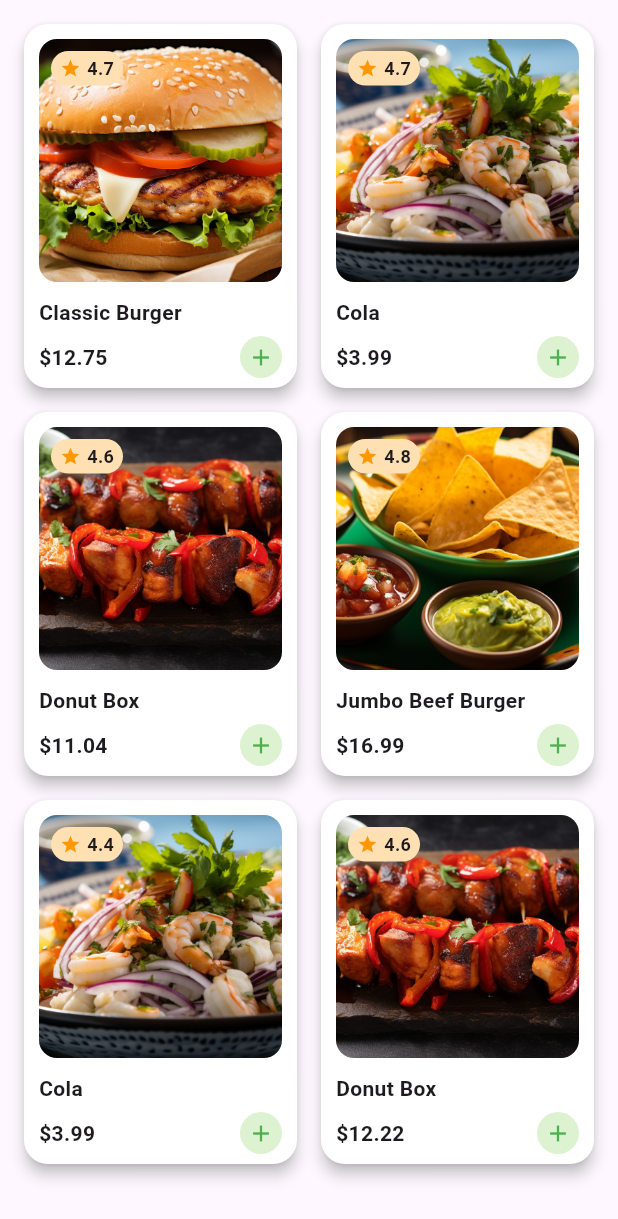
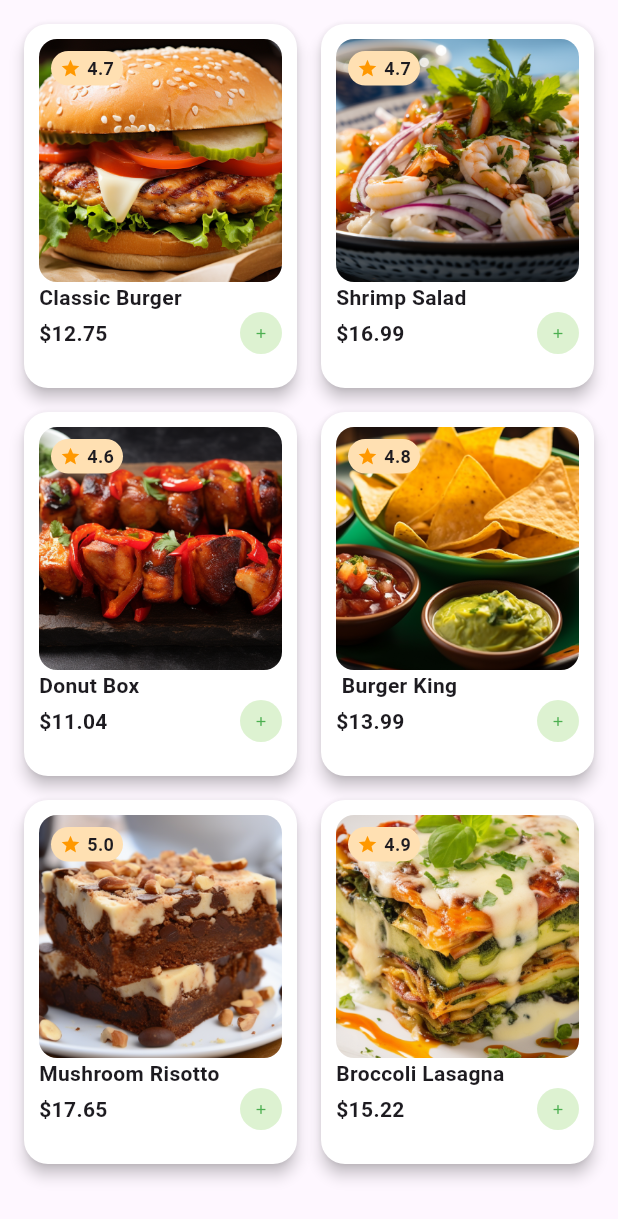
Before and after one commit to duyanh0206/food_order_app, a Flutter app: the MenuBestSeller widget shown alone on an empty page, opened directly, on a phone screen of 412 x 824 dp. Shown: the top 1219 px of the screen. Run offline on Flutter 3.47's test engine with Material 3 defaults, Android fonts, the light colour scheme and no system bars; our stand-ins replace rive, shared_preferences, sqflite; accounts and stored records are empty.

Commit message:
new commit

```diff
--- /dev/null
+++ b/food_order_app/devtools_options.yaml
@@ -0,0 +1,3 @@
+description: This file stores settings for Dart & Flutter DevTools.
+documentation: https://docs.flutter.dev/tools/devtools/extensions#configure-extension-enablement-states
+extensions:
--- a/food_order_app/lib/screens/cart/cart_screen.dart
+++ b/food_order_app/lib/screens/cart/cart_screen.dart
@@ -1,12 +1,12 @@
 import 'package:flutter/material.dart';
+
+import 'cart_from.dart';
 
 class CartScreen extends StatelessWidget {
   const CartScreen({super.key});
 
   @override
   Widget build(BuildContext context) {
-    return Scaffold(
-      body: Center(child: Text('Cart Screen', style: TextStyle(fontSize: 24))),
-    );
+    return CartFrom();
   }
 }
--- a/food_order_app/lib/screens/home/home_form.dart
+++ b/food_order_app/lib/screens/home/home_form.dart
@@ -137,7 +137,6 @@ class _HomeFormState extends State<HomeForm> {
                 padding: const EdgeInsets.symmetric(horizontal: 24),
                 child: FoodMenuTabs(),
               ),
-              const SizedBox(height: 16),
               // Best Seller Section
               Padding(
                 padding: const EdgeInsets.symmetric(horizontal: 24),
--- a/food_order_app/lib/screens/home/menu_best_seller.dart
+++ b/food_order_app/lib/screens/home/menu_best_seller.dart
@@ -1,9 +1,21 @@
 import 'package:flutter/material.dart';
 
-class MenuBestSeller extends StatelessWidget {
-  const MenuBestSeller({super.key});
+// Product Model
+class Product {
+  final String name;
+  final double price;
+  final double rating;
+  final String image;
 
-  final List<Product> products = const [
+  const Product({
+    required this.name,
+    required this.price,
+    required this.rating,
+    required this.image,
+  });
+}
+
+const List<Product> products = [
   Product(
     name: 'Classic Burger',
     price: 12.75,
@@ -11,8 +23,8 @@ class MenuBestSeller extends StatelessWidget {
     image: 'assets/images/burger.png',
   ),
   Product(
-      name: 'Cola',
-      price: 3.99,
+    name: 'Shrimp Salad',
+    price: 16.99,
     rating: 4.7,
     image: 'assets/images/salad.png',
   ),
@@ -23,35 +35,37 @@ class MenuBestSeller extends StatelessWidget {
     image: 'assets/images/meal.png',
   ),
   Product(
-      name: 'Jumbo Beef Burger',
-      price: 16.99,
+    name: ' Burger King',
+    price: 13.99,
     rating: 4.8,
     image: 'assets/images/snack.png',
   ),
   Product(
-      name: 'Cola',
-      price: 3.99,
-      rating: 4.4,
-      image: 'assets/images/salad.png',
+    name: 'Mushroom Risotto',
+    price: 17.65,
+    rating: 5,
+    image: 'assets/images/chocolate_brownie.png',
   ),
   Product(
-      name: 'Donut Box',
-      price: 12.22,
-      rating: 4.6,
-      image: 'assets/images/meal.png',
+    name: 'Broccoli Lasagna',
+    price: 15.22,
+    rating: 4.9,
+    image: 'assets/images/broccoli_lasagna.png',
   ),
 ];
+
+// Menu Best Seller Widget
+class MenuBestSeller extends StatelessWidget {
+  const MenuBestSeller({super.key});
 
   @override
   Widget build(BuildContext context) {
     return Padding(
       padding: const EdgeInsets.all(16),
-      child: SingleChildScrollView(
-        // To make sure we don't have overflow issues
       child: GridView.builder(
-          shrinkWrap: true,
         itemCount: products.length,
         physics: const BouncingScrollPhysics(),
+        shrinkWrap: true,
         gridDelegate: const SliverGridDelegateWithFixedCrossAxisCount(
           crossAxisCount: 2,
           mainAxisSpacing: 16,
@@ -63,11 +77,11 @@ class MenuBestSeller extends StatelessWidget {
           return ProductCard(product: product);
         },
       ),
-      ),
     );
   }
 }
 
+// Product Card Widget
 class ProductCard extends StatelessWidget {
   final Product product;
   const ProductCard({super.key, required this.product});
@@ -134,7 +148,6 @@ class ProductCard extends StatelessWidget {
                   ),
                 ],
               ),
-              const SizedBox(height: 10),
               // Product Name
               Text(
                 product.name,
@@ -145,8 +158,7 @@ class ProductCard extends StatelessWidget {
                 maxLines: 1,
                 overflow: TextOverflow.ellipsis,
               ),
-              const SizedBox(height: 6),
-              // Product Price and Add to Cart button
+              // Price & Add button
               Row(
                 mainAxisAlignment: MainAxisAlignment.spaceBetween,
                 children: [
@@ -159,11 +171,10 @@ class ProductCard extends StatelessWidget {
                   ),
                   InkWell(
                     onTap: () {
-                      // TODO: Add to cart
                       ScaffoldMessenger.of(context).showSnackBar(
                         SnackBar(
                           content: Text(
-                            'Đã thêm "${product.name}" vào giỏ hàng!',
+                            'You just added "${product.name}" to your cart!',
                           ),
                         ),
                       );
@@ -171,7 +182,7 @@ class ProductCard extends StatelessWidget {
                     child: const CircleAvatar(
                       radius: 14,
                       backgroundColor: Color(0xFFDDF2D1),
-                      child: Icon(Icons.add, color: Colors.green, size: 18),
+                      child: Icon(Icons.add, color: Colors.green, size: 10),
                     ),
                   ),
                 ],
@@ -183,17 +194,3 @@ class ProductCard extends StatelessWidget {
     );
   }
 }
-
-class Product {
-  final String name;
-  final double price;
-  final double rating;
-  final String image;
-
-  const Product({
-    required this.name,
-    required this.price,
-    required this.rating,
-    required this.image,
-  });
-}
```
Also changed, not shown: food_order_app/lib/screens/cart/cart_from.dart (added, +34 -0 lines), food_order_app/assets/images/broccoli_lasagna.png (added), food_order_app/assets/images/chocolate_brownie.png (added). Lines whose indentation alone changed are shown as unchanged.
